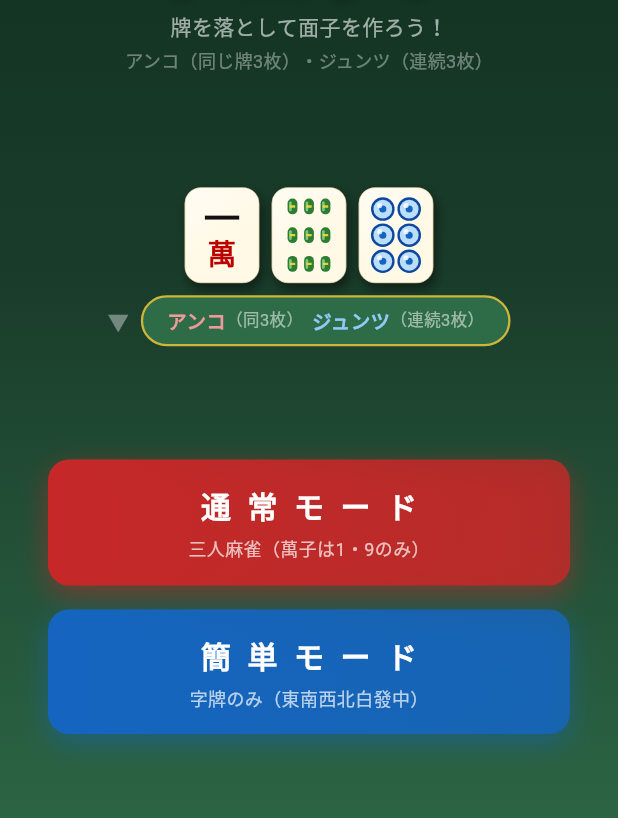
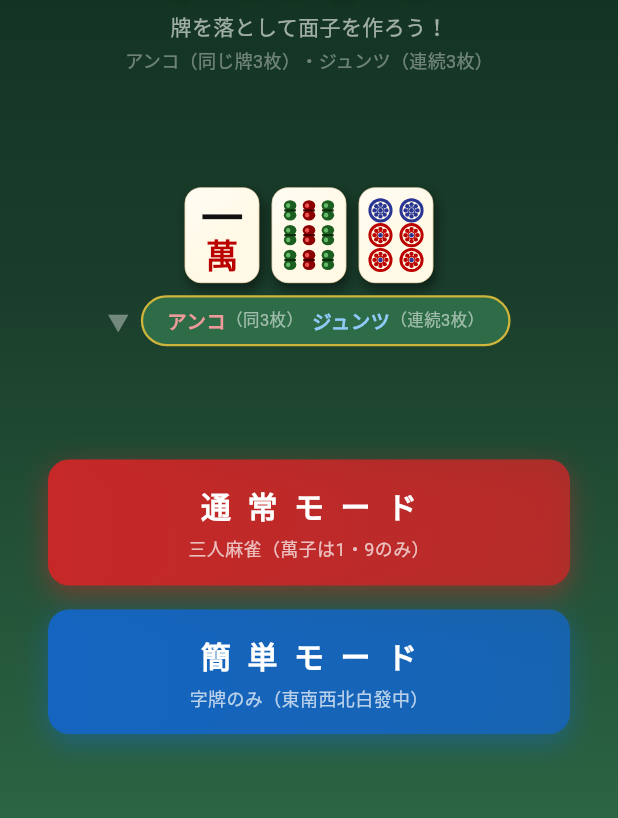
Before and after one commit to keisukearai/flutter-mahjong-drop, a Flutter app: the screen it shows after launch, on a phone screen of 412 x 824 dp, the part 332-1150 px from its top. Run offline on Flutter 3.47's test engine with Material 3 defaults, Android fonts, the phone set to English and light mode, and no system bars; missing offline and left inert: flame.

Commit message:
Redesign tile pip rendering and add test infrastructure
- Pin: flower-pattern pips with navy/red/cream coloring and per-number accent rules
- Sou: dumbbell bamboo segments replacing plain rectangles; red accents on 5/7/9-sou
- Man: enlarged numeral/kanji with tighter spacing
- Hatsu/honor glyphs use larger font size; Haku rendered blank
- TilePainter.fontFamily hook for CJK-capable font override in golden tests
- Added tile_preview_test.dart and test/goldens/ directory

Co-Authored-By: Claude Sonnet 4.6 <noreply@anthropic.com>

```diff
--- a/lib/game/components/tile_painter.dart
+++ b/lib/game/components/tile_painter.dart
@@ -9,6 +9,9 @@ class TilePainter {
   static const double radius = 11.0;
   static const Color _cream = Color(0xFFFFF9E6);
   static const Color _creamShadow = Color(0xFFA09060);
+
+  // Override in tests to load a CJK-capable font (e.g. 'ArialUnicode')
+  static String? fontFamily;
 
   // ── individual tile ──────────────────────────────────────────────
   static void drawTile(
@@ -86,9 +89,9 @@ class TilePainter {
   static void _drawMan(Canvas canvas, Tile tile, Rect rect, double opacity) {
     final black = const Color(0xFF111111).withValues(alpha: opacity);
     final red   = const Color(0xFFBB0000).withValues(alpha: opacity);
-    final numFs = rect.height * 0.38;
-    final manFs = rect.height * 0.30;
-    final gap   = rect.height * 0.04;
+    final numFs = rect.height * 0.44;
+    final manFs = rect.height * 0.34;
+    final gap   = rect.height * 0.01;
     final totalH = numFs + gap + manFs;
     final blockTop = rect.top + (rect.height - totalH) / 2;
 
@@ -100,64 +103,101 @@ class TilePainter {
     _drawCenteredText(
       canvas, '萬', red,
       Rect.fromLTWH(rect.left, blockTop + numFs + gap, rect.width, manFs),
-      manFs, fontWeight: FontWeight.w700,
+      manFs, fontWeight: FontWeight.w900,
     );
   }
 
-  // ── Pin (筒子): circle pip patterns ──────────────────────────────
+  // ── Pin (筒子): decorated circle pips ────────────────────────────
   static const _pinPips = <int, List<(double, double)>>{
     1: [(0.50, 0.50)],
-    2: [(0.50, 0.27), (0.50, 0.73)],
-    3: [(0.50, 0.20), (0.50, 0.50), (0.50, 0.80)],
-    4: [(0.30, 0.28), (0.70, 0.28), (0.30, 0.72), (0.70, 0.72)],
-    5: [(0.30, 0.22), (0.70, 0.22), (0.50, 0.50), (0.30, 0.78), (0.70, 0.78)],
-    6: [(0.30, 0.20), (0.70, 0.20), (0.30, 0.50), (0.70, 0.50), (0.30, 0.80), (0.70, 0.80)],
-    7: [(0.50, 0.13), (0.30, 0.33), (0.70, 0.33), (0.30, 0.54), (0.70, 0.54), (0.30, 0.75), (0.70, 0.75)],
-    8: [(0.30, 0.13), (0.70, 0.13), (0.30, 0.38), (0.70, 0.38), (0.30, 0.62), (0.70, 0.62), (0.30, 0.87), (0.70, 0.87)],
-    9: [(0.25, 0.17), (0.50, 0.17), (0.75, 0.17), (0.25, 0.50), (0.50, 0.50), (0.75, 0.50), (0.25, 0.83), (0.50, 0.83), (0.75, 0.83)],
+    2: [(0.50, 0.28), (0.50, 0.72)],
+    3: [(0.27, 0.22), (0.50, 0.50), (0.73, 0.78)],
+    4: [(0.27, 0.22), (0.73, 0.22), (0.27, 0.78), (0.73, 0.78)],
+    5: [(0.27, 0.22), (0.73, 0.22), (0.50, 0.50), (0.27, 0.78), (0.73, 0.78)],
+    6: [(0.27, 0.22), (0.73, 0.22), (0.27, 0.50), (0.73, 0.50), (0.27, 0.78), (0.73, 0.78)],
+    7: [(0.27, 0.22), (0.50, 0.29), (0.73, 0.36), (0.27, 0.59), (0.73, 0.59), (0.27, 0.78), (0.73, 0.78)],
+    8: [(0.27, 0.22), (0.73, 0.22), (0.27, 0.41), (0.73, 0.41), (0.27, 0.59), (0.73, 0.59), (0.27, 0.78), (0.73, 0.78)],
+    9: [(0.22, 0.22), (0.50, 0.22), (0.78, 0.22), (0.22, 0.50), (0.50, 0.50), (0.78, 0.50), (0.22, 0.78), (0.50, 0.78), (0.78, 0.78)],
+  };
+
+  // Pip indices that use red coloring (1-pin center only)
+  static const _pinRedPips = <int, Set<int>>{
+    1: {0},
+  };
+
+  // Pips where red/navy are fully inverted (red outer, navy center)
+  static const _pinInvertedPips = <int, Set<int>>{
+    3: {1},
+    5: {2},
+    6: {2, 3, 4, 5},
+    7: {3, 4, 5, 6},
+    9: {3, 4, 5},
   };
 
   static void _drawPin(Canvas canvas, Tile tile, Rect rect, double opacity) {
     final pips = _pinPips[tile.number] ?? [];
-    final content = rect.deflate(3.0);
+    final content = rect.deflate(2.5);
     final n = tile.number;
     final circR = math.min(content.width, content.height) /
-        (n <= 2 ? 3.2 : n <= 4 ? 4.4 : n <= 6 ? 5.6 : 6.8);
+        (n == 1 ? 2.1 : n == 2 ? 3.8 : n <= 4 ? 5.0 : n <= 6 ? 5.6 : 6.8);
 
-    final border = const Color(0xFF0D47A1).withValues(alpha: opacity);
-    final fill   = const Color(0xFFBBDEFB).withValues(alpha: opacity);
-    final center = const Color(0xFF1565C0).withValues(alpha: opacity);
-    final shine  = Colors.white.withValues(alpha: 0.78 * opacity);
+    final navy  = const Color(0xFF283593).withValues(alpha: opacity);
+    final cream = const Color(0xFFFFF9E6).withValues(alpha: opacity);
+    final red   = const Color(0xFFBB0000).withValues(alpha: opacity);
+    final redSet      = _pinRedPips[n] ?? {};
+    final invertedSet = _pinInvertedPips[n] ?? {};
 
-    for (final pip in pips) {
-      final cx = content.left + content.width * pip.$1;
-      final cy = content.top + content.height * pip.$2;
-      final c = Offset(cx, cy);
-
-      canvas.drawCircle(c, circR, Paint()..color = border);
-      canvas.drawCircle(c, circR - 1.6, Paint()..color = fill);
-      canvas.drawCircle(c, math.max(1.2, circR * 0.30), Paint()..color = center);
-      // Shiny highlight spot (top-left)
-      canvas.drawCircle(
-        Offset(c.dx - circR * 0.27, c.dy - circR * 0.30),
-        circR * 0.22,
-        Paint()..color = shine,
+    for (int i = 0; i < pips.length; i++) {
+      final pip = pips[i];
+      final c = Offset(
+        content.left + content.width * pip.$1,
+        content.top + content.height * pip.$2,
       );
+      _drawPinCircle(canvas, c, circR, redSet.contains(i), navy, cream, red,
+          invertColors: invertedSet.contains(i));
     }
   }
 
-  // ── Sou (索子): bamboo segments ───────────────────────────────────
+  static void _drawPinCircle(Canvas canvas, Offset c, double r, bool redCenter,
+      Color navy, Color cream, Color red, {bool invertColors = false}) {
+    final main   = invertColors ? red : navy;
+    final center = invertColors ? navy : (redCenter ? red : navy);
+    // Thick outer ring
+    canvas.drawCircle(c, r, Paint()..color = main);
+    // Cream inner background
+    canvas.drawCircle(c, r * 0.76, Paint()..color = cream);
+    // 8 petal dots arranged in a ring (flower pattern)
+    final petalR = r * 0.175;
+    final petalD = r * 0.50;
+    for (int i = 0; i < 8; i++) {
+      final angle = i * math.pi / 4;
+      canvas.drawCircle(
+        Offset(c.dx + petalD * math.cos(angle), c.dy + petalD * math.sin(angle)),
+        petalR,
+        Paint()..color = main,
+      );
+    }
+    // Inner ring separator
+    canvas.drawCircle(c, r * 0.29,
+        Paint()..color = main..style = PaintingStyle.stroke..strokeWidth = 0.9);
+    // Center dot
+    canvas.drawCircle(c, r * 0.19, Paint()..color = center);
+  }
+
+  // ── Sou (索子): bamboo dumbbell pips ─────────────────────────────
   static const _souPips = <int, List<(double, double)>>{
-    // 1-sou uses special bird rendering below
-    2: [(0.50, 0.28), (0.50, 0.72)],
-    3: [(0.50, 0.20), (0.50, 0.50), (0.50, 0.80)],
-    4: [(0.30, 0.28), (0.70, 0.28), (0.30, 0.72), (0.70, 0.72)],
+    2: [(0.50, 0.27), (0.50, 0.73)],
+    3: [(0.50, 0.25), (0.32, 0.72), (0.68, 0.72)],
+    4: [(0.30, 0.27), (0.70, 0.27), (0.30, 0.73), (0.70, 0.73)],
     5: [(0.30, 0.22), (0.70, 0.22), (0.50, 0.50), (0.30, 0.78), (0.70, 0.78)],
-    6: [(0.30, 0.20), (0.70, 0.20), (0.30, 0.50), (0.70, 0.50), (0.30, 0.80), (0.70, 0.80)],
-    7: [(0.50, 0.12), (0.30, 0.33), (0.70, 0.33), (0.30, 0.55), (0.70, 0.55), (0.30, 0.76), (0.70, 0.76)],
-    8: [(0.30, 0.13), (0.70, 0.13), (0.30, 0.38), (0.70, 0.38), (0.30, 0.62), (0.70, 0.62), (0.30, 0.87), (0.70, 0.87)],
-    9: [(0.25, 0.17), (0.50, 0.17), (0.75, 0.17), (0.25, 0.50), (0.50, 0.50), (0.75, 0.50), (0.25, 0.83), (0.50, 0.83), (0.75, 0.83)],
+    6: [(0.30, 0.19), (0.70, 0.19), (0.30, 0.50), (0.70, 0.50), (0.30, 0.81), (0.70, 0.81)],
+    7: [(0.50, 0.16), (0.30, 0.37), (0.70, 0.37), (0.30, 0.59), (0.70, 0.59), (0.30, 0.81), (0.70, 0.81)],
+    8: [(0.20, 0.18), (0.80, 0.18), (0.40, 0.36), (0.60, 0.36), (0.40, 0.64), (0.60, 0.64), (0.20, 0.82), (0.80, 0.82)],
+    9: [(0.22, 0.22), (0.50, 0.22), (0.78, 0.22), (0.22, 0.50), (0.50, 0.50), (0.78, 0.50), (0.22, 0.78), (0.50, 0.78), (0.78, 0.78)],
   };
+
+  // 5-sou center pip (index 2) is red
+  static const _souRedPips = <int, Set<int>>{5: {2}, 7: {0}, 9: {1, 4, 7}};
 
   static void _drawSou(Canvas canvas, Tile tile, Rect rect, double opacity) {
     if (tile.number == 1) {
@@ -165,90 +205,122 @@ class TilePainter {
       return;
     }
     final pips = _souPips[tile.number] ?? [];
-    final content = rect.deflate(3.0);
+    final content = rect.deflate(2.5);
     final n = tile.number;
     final stickH = content.height /
-        (n <= 3 ? 3.2 : n <= 6 ? 4.3 : 5.5);
-    final stickW = math.min(content.width * 0.34, stickH * 0.62);
+        (n <= 4 ? 3.0 : n <= 6 ? 4.2 : 4.8);
+    final stickW = math.min(content.width * 0.30, stickH * 0.68);
+    final redSet = _souRedPips[n] ?? {};
 
-    final green      = const Color(0xFF2E7D32).withValues(alpha: opacity);
-    final lightGreen = const Color(0xFF81C784).withValues(alpha: opacity);
-    final gold       = const Color(0xFFFDD835).withValues(alpha: 0.9 * opacity);
-
-    for (final pip in pips) {
+    for (int i = 0; i < pips.length; i++) {
+      final pip = pips[i];
       final cx = content.left + content.width * pip.$1;
       final cy = content.top + content.height * pip.$2;
-
-      final seg = Rect.fromCenter(center: Offset(cx, cy), width: stickW, height: stickH);
-      final rr = RRect.fromRectAndRadius(seg, Radius.circular(stickW * 0.48));
-      canvas.drawRRect(rr, Paint()..color = green);
-
-      // Lighter highlight strip (left side)
-      canvas.drawRRect(
-        RRect.fromRectAndRadius(
-          Rect.fromLTRB(seg.left + 1, seg.top + 2, seg.left + stickW * 0.42, seg.bottom - 2),
-          Radius.circular(stickW * 0.44),
-        ),
-        Paint()..color = lightGreen,
-      );
-
-      // Gold node band
-      canvas.drawLine(
-        Offset(seg.left + 1.5, cy),
-        Offset(seg.right - 1.5, cy),
-        Paint()..color = gold..strokeWidth = 1.6,
-      );
+      _drawSouSegment(canvas, Offset(cx, cy), stickW, stickH, opacity,
+          isRed: redSet.contains(i));
     }
   }
 
+  static void _drawSouSegment(Canvas canvas, Offset c, double w, double h,
+      double opacity, {bool isRed = false}) {
+    final outer = (isRed ? const Color(0xFF8B0000) : const Color(0xFF1B5E20))
+        .withValues(alpha: opacity);
+    final inner = (isRed ? const Color(0xFFEF5350) : const Color(0xFF66BB6A))
+        .withValues(alpha: opacity);
+    final band  = (isRed ? const Color(0xFF4A0000) : const Color(0xFF0A2E0A))
+        .withValues(alpha: opacity);
+
+    // Dumbbell shape: two ovals overlapping slightly at center
+    final oy = h * 0.26;
+    final topOval = Rect.fromCenter(center: Offset(c.dx, c.dy - oy), width: w, height: h * 0.58);
+    final botOval = Rect.fromCenter(center: Offset(c.dx, c.dy + oy), width: w, height: h * 0.58);
+
+    canvas.drawOval(topOval, Paint()..color = outer);
+    canvas.drawOval(botOval, Paint()..color = outer);
+    // Fill any gap between ovals
+    final gapTop = topOval.bottom;
+    final gapBot = botOval.top;
+    if (gapBot < gapTop) {
+      canvas.drawRect(
+        Rect.fromLTRB(c.dx - w * 0.28, gapBot, c.dx + w * 0.28, gapTop),
+        Paint()..color = outer,
+      );
+    }
+
+    // Inner highlights (left half of each oval)
+    for (final oy2 in [c.dy - oy, c.dy + oy]) {
+      final oval = Rect.fromCenter(center: Offset(c.dx, oy2), width: w, height: h * 0.58);
+      canvas.drawOval(
+        Rect.fromLTRB(oval.left + 1.5, oval.top + 2, oval.left + oval.width * 0.52, oval.bottom - 2),
+        Paint()..color = inner,
+      );
+    }
+
+    // Horizontal node band at center joint
+    canvas.drawLine(
+      Offset(c.dx - w * 0.46, c.dy),
+      Offset(c.dx + w * 0.46, c.dy),
+      Paint()..color = band..strokeWidth = 1.6,
+    );
+  }
+
   static void _drawSou1(Canvas canvas, Rect rect, double opacity) {
-    // 1-sou: a single large bamboo bead with bird-like shape
-    final green = const Color(0xFF1A6E1A).withValues(alpha: opacity);
-    final lightGreen = const Color(0xFF3EA83E).withValues(alpha: opacity);
-    final red = const Color(0xFFCC0000).withValues(alpha: opacity);
+    final darkGreen  = const Color(0xFF1B5E20).withValues(alpha: opacity);
+    final lightGreen = const Color(0xFF66BB6A).withValues(alpha: opacity);
+    final red        = const Color(0xFFCC0000).withValues(alpha: opacity);
     final c = rect.center;
 
-    // Outer oval (body)
-    final outer = Rect.fromCenter(
-      center: Offset(c.dx, c.dy - rect.height * 0.03),
-      width: rect.width * 0.52,
-      height: rect.height * 0.56,
+    // Main body oval (tall)
+    final body = Rect.fromCenter(
+      center: Offset(c.dx, c.dy - rect.height * 0.02),
+      width: rect.width * 0.50,
+      height: rect.height * 0.60,
     );
-    canvas.drawOval(outer, Paint()..color = green);
+    canvas.drawOval(body, Paint()..color = darkGreen);
+    // Inner lighter oval
+    canvas.drawOval(body.deflate(3.5), Paint()..color = lightGreen);
 
-    // Inner lighter oval
-    canvas.drawOval(
-      outer.deflate(4),
-      Paint()..color = lightGreen,
-    );
-
-    // Center circle (red)
+    // Red center circle
     canvas.drawCircle(
-      Offset(c.dx, c.dy - rect.height * 0.03),
-      outer.width * 0.18,
+      Offset(c.dx, c.dy - rect.height * 0.02),
+      body.width * 0.20,
       Paint()..color = red,
     );
 
-    // Wings hint (two small arcs on sides)
-    final wingPaint = Paint()..color = green..style = PaintingStyle.stroke..strokeWidth = 2.0;
-    canvas.drawArc(
-      Rect.fromCenter(center: Offset(c.dx - outer.width * 0.4, c.dy - rect.height * 0.03), width: outer.width * 0.4, height: outer.height * 0.5),
-      -math.pi / 3, math.pi * 0.8, false, wingPaint,
+    // Bamboo frond lines radiating from top
+    final frondPaint = Paint()
+      ..color = darkGreen
+      ..style = PaintingStyle.stroke
+      ..strokeWidth = 2.0
+      ..strokeCap = StrokeCap.round;
+    final topC = Offset(c.dx, body.top + 4);
+    for (int i = -2; i <= 2; i++) {
+      final angle = -math.pi / 2 + i * 0.32;
+      final len = rect.height * 0.18;
+      canvas.drawLine(
+        topC,
+        Offset(topC.dx + len * math.cos(angle), topC.dy + len * math.sin(angle)),
+        frondPaint,
       );
-    canvas.drawArc(
-      Rect.fromCenter(center: Offset(c.dx + outer.width * 0.4, c.dy - rect.height * 0.03), width: outer.width * 0.4, height: outer.height * 0.5),
-      -math.pi * 2 / 3, -math.pi * 0.8, false, wingPaint,
-    );
+    }
+
+    // Bird legs at bottom
+    final legPaint = Paint()
+      ..color = darkGreen
+      ..style = PaintingStyle.stroke
+      ..strokeWidth = 1.5
+      ..strokeCap = StrokeCap.round;
+    final legBase = Offset(c.dx, body.bottom - 2);
+    canvas.drawLine(legBase, Offset(legBase.dx - 4, legBase.dy + 6), legPaint);
+    canvas.drawLine(legBase, Offset(legBase.dx + 4, legBase.dy + 6), legPaint);
   }
 
   // ── Honor (字牌) ────────────────────────────────────────────────────
   static void _drawHonor(Canvas canvas, Tile tile, Rect rect, double opacity) {
     if (tile.honor == HonorType.haku) {
-      // 白: green rectangular border (no character)
-      final green = const Color(0xFF1A6E1A).withValues(alpha: opacity);
-      canvas.drawRect(rect.deflate(4.5), Paint()..color = green..style = PaintingStyle.stroke..strokeWidth = 2.2);
-      canvas.drawRect(rect.deflate(7.0), Paint()..color = green..style = PaintingStyle.stroke..strokeWidth = 0.8);
-    } else {
+      // 白: blank tile (no character, no border)
+      return;
+    }
     final (text, color) = switch (tile.honor!) {
       HonorType.hatsu => ('發', const Color(0xFF1A6E1A)),
       HonorType.chun  => ('中', const Color(0xFFBB0000)),
@@ -260,10 +332,9 @@ class TilePainter {
     };
     _drawCenteredText(
       canvas, text, color.withValues(alpha: opacity),
-        rect, rect.height * 0.52,
+      rect.deflate(2), rect.height * 0.60,
       fontWeight: FontWeight.w900,
     );
-    }
   }
 
   // ── meld block ───────────────────────────────────────────────────
@@ -334,7 +405,11 @@ class TilePainter {
     {FontWeight fontWeight = FontWeight.bold}
   ) {
     final p = TextPainter(
-      text: TextSpan(text: text, style: TextStyle(color: color, fontSize: fontSize, fontWeight: fontWeight, height: 1.0)),
+      text: TextSpan(text: text, style: TextStyle(
+        color: color, fontSize: fontSize,
+        fontWeight: fontWeight, height: 1.0,
+        fontFamily: fontFamily,
+      )),
       textDirection: TextDirection.ltr,
     )..layout(maxWidth: rect.width);
     p.paint(canvas, Offset(
```
Also changed, not shown: 2 other files. Lines whose indentation alone changed are shown as unchanged.
